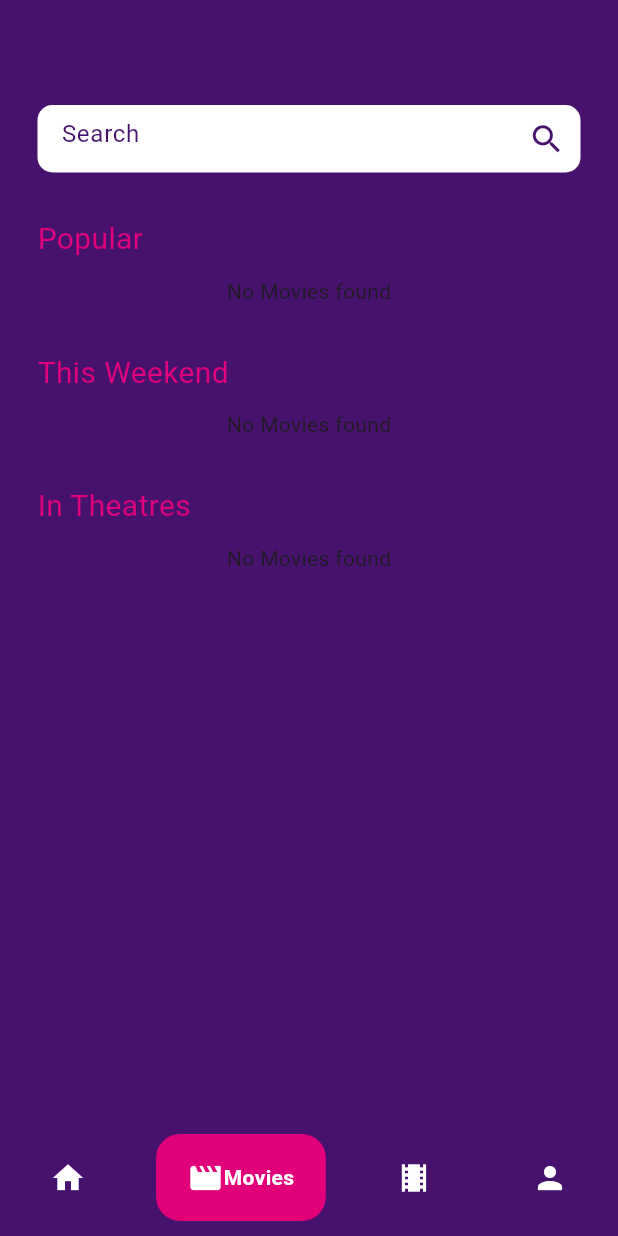
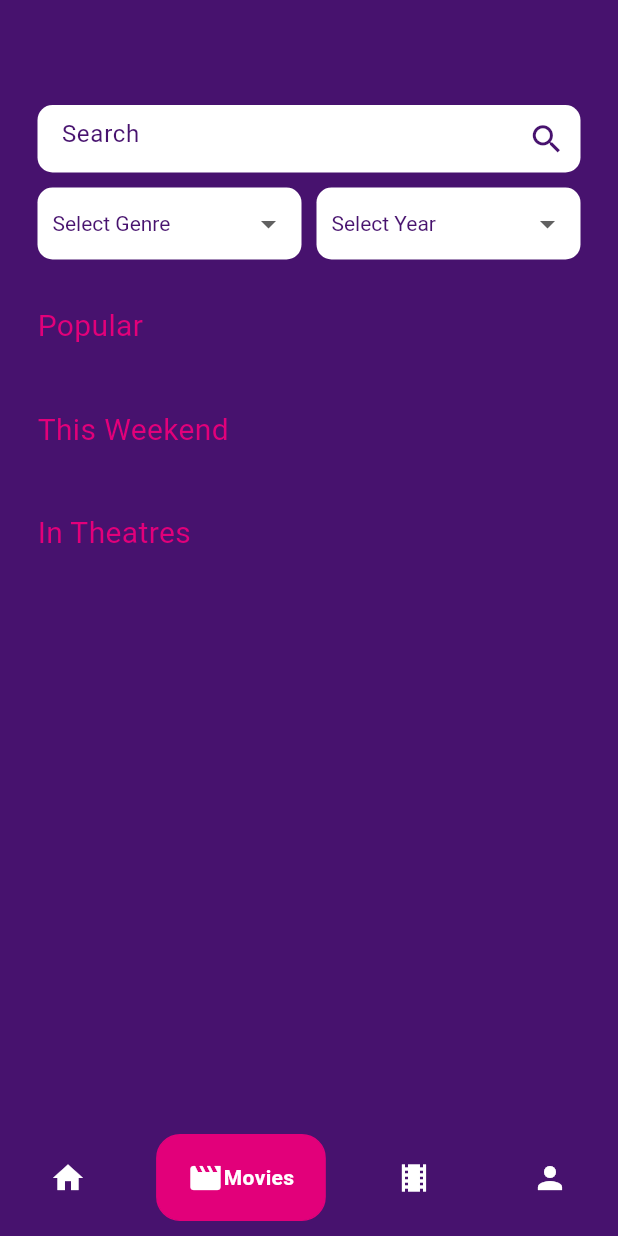
Before and after one commit to Abd-Elhakim-Arabet/Prog-Cine, a Flutter app: the screen it shows once a user with an empty profile is signed in, item 2 of the bottom bar chosen, on a phone screen of 412 x 824 dp. Run offline on Flutter 3.47's test engine with Material 3 defaults, Android fonts, the phone set to English and light mode, and no system bars; drawn by our look-alikes of google_nav_bar; our stand-ins replace bloc, carousel_slider, cloud_firestore, easy_date_timeline, equatable, firebase_auth and 4 more; accounts and stored records are empty; Roboto replaces fonts that are missing (hurme); project files that could hold a hidden picture were left out.

Commit message:
Revert "reviews"

```diff
--- a/lib/app_view.dart
+++ b/lib/app_view.dart
@@ -3,10 +3,6 @@ import 'package:flutter/material.dart';
 import 'package:flutter/widgets.dart';
 import 'package:flutter_bloc/flutter_bloc.dart';
 import 'package:prog/blocs/authentication_bloc/authentication_bloc.dart';
-import 'package:prog/blocs/my_user_bloc/my_user_bloc.dart';
-import 'package:prog/blocs/sign_in_bloc/sign_in_bloc.dart';
-import 'package:prog/blocs/update_user_info_bloc/update_user_info_bloc.dart';
-
 import 'package:prog/pages/dashboard/mini_dashboard.dart';
 import 'package:prog/pages/auth/auth_page.dart';
 import 'package:prog/pages/testing/test_functions.dart';
--- /dev/null
+++ b/lib/blocs/movie_page_bloc/movie_cubit.dart
@@ -0,0 +1,65 @@
+import 'dart:async';
+
+import 'package:flutter_bloc/flutter_bloc.dart';
+import 'package:prog/blocs/movie_page_bloc/movie_state.dart';
+import 'package:prog/services/models.dart';
+import 'package:prog/services/storage/database_service.dart';
+import 'package:prog/assets/collections.dart';
+
+class MovieCubit extends Cubit<MovieState> {
+  final DatabaseService _dbService;
+  Timer? _debounceTimer;
+
+  MovieCubit({DatabaseService? dbService})
+      : _dbService = dbService ?? DatabaseService(),
+        super(const MovieState());
+
+  Future<void> loadInitialData() async {
+    emit(state.copyWith(isLoading: true));
+    try {
+      final popularMovies = await _dbService.getMoviesFromCollection(
+          MovieCollections.popular);
+      final weekendMovies = await _dbService.getMoviesFromCollection(
+          MovieCollections.this_weekend);
+      final inTheatreMovies = await _dbService.getMoviesFromCollection(
+          MovieCollections.in_theaters);
+
+      emit(state.copyWith(
+        popularMovies: popularMovies,
+        weekendMovies: weekendMovies,
+        inTheatreMovies: inTheatreMovies,
+        isLoading: false,
+      ));
+    } catch (e) {
+      emit(state.copyWith(
+        error: e.toString(),
+        isLoading: false,
+      ));
+    }
+  }
+
+  void updateSearchResults(List<Movie> results) {
+
+    _debounceTimer?.cancel();
+
+    _debounceTimer = Timer(const Duration(milliseconds: 500), () {
+      emit(state.copyWith(
+        searchResults: results,
+        isSearching: results.isNotEmpty,
+      ));
+    });
+  }
+
+  void clearSearch() {
+    emit(state.copyWith(
+      searchResults: [],
+      isSearching: false,
+    ));
+  }
+
+  @override
+  Future<void> close() {
+    _debounceTimer?.cancel();
+    return super.close();
+  }
+}
--- /dev/null
+++ b/lib/blocs/movie_page_bloc/movie_state.dart
@@ -0,0 +1,54 @@
+import 'package:equatable/equatable.dart';
+import 'package:prog/services/models.dart';
+
+class MovieState extends Equatable {
+  final List<Movie> searchResults;
+  final List<Movie> popularMovies;
+  final List<Movie> weekendMovies;
+  final List<Movie> inTheatreMovies;
+  final bool isSearching;
+  final bool isLoading;
+  final String? error;
+
+
+  const MovieState({
+    this.searchResults = const [],
+    this.popularMovies = const [],
+    this.weekendMovies = const [],
+    this.inTheatreMovies = const [],
+    this.isSearching = false,
+    this.isLoading = false,
+    this.error,
+  });
+
+  MovieState copyWith({
+    List<Movie>? searchResults,
+    List<Movie>? popularMovies,
+    List<Movie>? weekendMovies,
+    List<Movie>? inTheatreMovies,
+    bool? isSearching,
+    bool? isLoading,
+    String? error,
+  }) {
+    return MovieState(
+      searchResults: searchResults ?? this.searchResults,
+      popularMovies: popularMovies ?? this.popularMovies,
+      weekendMovies: weekendMovies ?? this.weekendMovies,
+      inTheatreMovies: inTheatreMovies ?? this.inTheatreMovies,
+      isSearching: isSearching ?? this.isSearching,
+      isLoading: isLoading ?? this.isLoading,
+      error: error ?? this.error,
+    );
+  }
+
+  @override
+  List<Object?> get props => [
+        searchResults,
+        popularMovies,
+        weekendMovies,
+        inTheatreMovies,
+        isSearching,
+        isLoading,
+        error,
+      ];
+}
--- /dev/null
+++ b/lib/components/multiple_use/search_bar2.dart
@@ -0,0 +1,194 @@
+import 'package:flutter/material.dart';
+import 'package:prog/assets/colors.dart';
+import 'package:prog/services/models.dart';
+import 'package:prog/services/storage/database_service.dart';
+
+class mySearchBare extends StatefulWidget {
+  final Function(List<Movie>) onSearchResults;
+
+  const mySearchBare({
+    super.key,
+    required this.onSearchResults
+  });
+
+  @override
+  State<mySearchBare> createState() => _MySearchBarState();
+}
+
+class _MySearchBarState extends State<mySearchBare> {
+  final DatabaseService _databaseService = DatabaseService();
+  final TextEditingController _searchController = TextEditingController();
+
+  String? _selectedGenre;
+  int? _selectedYear;
+
+  // Sample genres - replace with your actual genres
+  final List<String> _genres = [
+    'Action',
+    'History',
+    'Musical',
+    'Horror',
+     'Drama',
+    'Fantasy',
+    'Animation'
+  ];
+
+  // Generate a list of years from 1900 to current year
+  final List<int> _years = List.generate(
+    DateTime.now().year - 1900 + 1,
+    (index) => 1900 + index,
+  ).reversed.toList();
+
+  void _performSearch() {
+    if (_searchController.text.isNotEmpty) {
+      _databaseService.searchMoviesByName(_searchController.text).listen((snapshot) {
+        final results = snapshot.docs.map((doc) => doc.data()).toList();
+        widget.onSearchResults(results);
+      });
+    } else if (_selectedGenre != null) {
+      _databaseService.searchMoviesByGenre(_selectedGenre!).listen((snapshot) {
+        final results = snapshot.docs.map((doc) => doc.data()).toList();
+        widget.onSearchResults(results);
+      });
+    } else if (_selectedYear != null) {
+      _databaseService.searchMoviesByYear(_selectedYear!).listen((snapshot) {
+        final results = snapshot.docs.map((doc) => doc.data()).toList();
+        widget.onSearchResults(results);
+      });
+    } else {
+      widget.onSearchResults([]);
+    }
+  }
+
+  @override
+  Widget build(BuildContext context) {
+    return Column(
+      children: [
+        SizedBox(
+          height: 45,
+          child: Row(
+            children: [
+              Expanded(
+                child: TextField(
+                  controller: _searchController,
+                  onChanged: (value) {
+                    setState(() {
+                      _selectedGenre = null;
+                      _selectedYear = null;
+                    });
+                    _performSearch();
+                  },
+                  decoration: InputDecoration(
+                    hintText: "Search",
+                    hintStyle: TextStyle(color: AppColors.myBackground),
+                    filled: true,
+                    fillColor: AppColors.myAccent,
+                    border: OutlineInputBorder(
+                      borderRadius: BorderRadius.only(
+                        topLeft: Radius.circular(10),
+                        bottomLeft: Radius.circular(10)
+                      ),
+                      borderSide: BorderSide.none,
+                    )
+                  ),
+                ),
+              ),
+              Container(
+                height: 45,
+                decoration: BoxDecoration(
+                  color: AppColors.myAccent,
+                  borderRadius: BorderRadius.only(
+                    topRight: Radius.circular(10),
+                    bottomRight: Radius.circular(10)
+                  )
+                ),
+                child: Padding(
+                  padding: const EdgeInsets.only(right: 10),
+                  child: Icon(
+                    Icons.search,
+                    color: AppColors.myBackground,
+                    size: 25,
+                  ),
+                )
+              )
+            ],
+          ),
+        ),
+        SizedBox(height: 10),
+        Row(
+          children: [
+            Expanded(
+              child: Container(
+                padding: EdgeInsets.symmetric(horizontal: 10),
+                decoration: BoxDecoration(
+                  color: AppColors.myAccent,
+                  borderRadius: BorderRadius.circular(10),
+                ),
+                child: DropdownButton<String>(
+                  isExpanded: true,
+                  value: _selectedGenre,
+                  hint: Text('Select Genre', style: TextStyle(color: AppColors.myBackground)),
+                  dropdownColor: AppColors.myAccent,
+                  style: TextStyle(color: AppColors.myBackground),
+                  underline: Container(),
+                  onChanged: (String? newValue) {
+                    setState(() {
+                      _selectedGenre = newValue;
+                      _selectedYear = null;
+                      _searchController.clear();
+                    });
+                    _performSearch();
+                  },
+                  items: _genres.map<DropdownMenuItem<String>>((String value) {
+                    return DropdownMenuItem<String>(
+                      value: value,
+                      child: Text(value),
+                    );
+                  }).toList(),
+                ),
+              ),
+            ),
+            SizedBox(width: 10),
+            Expanded(
+              child: Container(
+                padding: EdgeInsets.symmetric(horizontal: 10),
+                decoration: BoxDecoration(
+                  color: AppColors.myAccent,
+                  borderRadius: BorderRadius.circular(10),
+                ),
+                child: DropdownButton<int>(
+                  isExpanded: true,
+                  value: _selectedYear,
+                  hint: Text('Select Year', style: TextStyle(color: AppColors.myBackground)),
+                  dropdownColor: AppColors.myAccent,
+                  style: TextStyle(color: AppColors.myBackground),
+                  underline: Container(),
+                  onChanged: (int? newValue) {
+                    setState(() {
+                      _selectedYear = newValue;
+                      _selectedGenre = null;
+                      _searchController.clear();
+                    });
+                    _performSearch();
+                  },
+                  items: _years.map<DropdownMenuItem<int>>((int value) {
+                    return DropdownMenuItem<int>(
+                      value: value,
+                      child: Text(value.toString()),
+                    );
+                  }).toList(),
+                ),
+              ),
+            ),
+          ],
+        ),
+      ],
+    );
+  }
+
+  @override
+  void dispose() {
+    _searchController.dispose();
+    super.dispose();
+  }
+}
--- a/lib/pages/movies/movie_page.dart
+++ b/lib/pages/movies/movie_page.dart
@@ -1,115 +1,76 @@
 import 'package:flutter/material.dart';
-import 'package:prog/assets/collections.dart';
+import 'package:flutter_bloc/flutter_bloc.dart';
 import 'package:prog/assets/colors.dart';
 import 'package:prog/assets/fonts.dart';
+import 'package:prog/blocs/movie_page_bloc/movie_cubit.dart';
+import 'package:prog/blocs/movie_page_bloc/movie_state.dart';
+import 'package:prog/components/multiple_use/search_bar2.dart';
 import 'package:prog/components/single_use/movie_page/movie_matrix.dart';
-import 'package:prog/components/multiple_use/search_bar.dart';
-import 'package:prog/components/single_use/home_page/upper_section.dart';
-import 'package:prog/services/data/dummy_data.dart';
-import 'package:prog/services/models.dart';
-import 'package:prog/services/storage/database_service.dart';
 
-class moviePage extends StatefulWidget {
+class moviePage extends StatelessWidget {
   const moviePage({super.key});
 
   @override
-  State<moviePage> createState() => _moviePageState();
+  Widget build(BuildContext context) {
+    return BlocProvider(
+      create: (context) => MovieCubit()..loadInitialData(),
+      child: const MoviePageView(),
+    );
+  }
 }
 
-class _moviePageState extends State<moviePage> {
-  String filter = "Popular";
-  String movieType = "Algerian Movies";
-  DatabaseService _dbService = DatabaseService();
+class MoviePageView extends StatelessWidget {
+  const MoviePageView({super.key});
 
   @override
   Widget build(BuildContext context) {
     return Scaffold(
       backgroundColor: AppColors.myBackground,
-      body: SingleChildScrollView(
+      body: BlocBuilder<MovieCubit, MovieState>(
+        builder: (context, state) {
+          if (state.isLoading) {
+            return const Center(child: CircularProgressIndicator());
+          }
+
+          if (state.error != null) {
+            return Center(child: Text('Error: ${state.error}'));
+          }
+
+          return SingleChildScrollView(
             child: Column(
               children: [
-            const SizedBox(
-              height: 70,
-            ),
-            const Padding(
-              padding: EdgeInsets.symmetric(horizontal: 25),
-              child: mySearchBar(),
-            ),
-            const SizedBox(height: 20),
-            Section(filter: "Popular"),
-            SizedBox(
-              width: MediaQuery.sizeOf(context).width,
-              child: FutureBuilder<List<Movie>>(
-                future: _dbService.getMoviesFromCollection(MovieCollections.popular),
-                builder: (context, snapshot) {
-                  if (snapshot.connectionState == ConnectionState.waiting) {
-                    return Center(child: CircularProgressIndicator());
-                  }
-
-                  if (!snapshot.hasData || snapshot.data!.isEmpty) {
-                    return Center(child: Text('No Movies found'));
-                  }
-
-                  List<Movie> movies = snapshot.data!;
-
-                  return movieMatrix(
-                    movies: movies,
-                  );
+                const SizedBox(height: 70),
+                Padding(
+                  padding: const EdgeInsets.symmetric(horizontal: 25),
+                  child: mySearchBare(
+                    onSearchResults: (results) {
+                      context.read<MovieCubit>().updateSearchResults(results);
                     },
                   ),
                 ),
                 const SizedBox(height: 20),
-            Section(filter: "This Weekend"),
-            SizedBox(
-              width: MediaQuery.sizeOf(context).width,
-              child: FutureBuilder<List<Movie>>(
-                future: _dbService.getMoviesFromCollection(MovieCollections.this_weekend),
-                builder: (context, snapshot) {
-                  if (snapshot.connectionState == ConnectionState.waiting) {
-                    return Center(child: CircularProgressIndicator());
-                  }
-
-                  if (!snapshot.hasData || snapshot.data!.isEmpty) {
-                    return Center(child: Text('No Movies found'));
-                  }
-
-                  List<Movie> movies = snapshot.data!;
-
-                  return movieMatrix(
-                    movies: movies,
+                if (state.isSearching) ...[
+                  const Section(filter: "Search Results"),
+                  movieMatrix(movies: state.searchResults),
+                ] else ...[
+                  const Section(filter: "Popular"),
+                  movieMatrix(movies: state.popularMovies),
+                  const SizedBox(height: 20),
+                  const Section(filter: "This Weekend"),
+                  movieMatrix(movies: state.weekendMovies),
+                  const SizedBox(height: 20),
+                  const Section(filter: "In Theatres"),
+                  movieMatrix(movies: state.inTheatreMovies),
+                ],
+              ],
+            ),
           );
         },
-              ),
-            ),
-            const SizedBox(height: 20),
-            Section(filter: "In Theatres"),
-            SizedBox(
-              width: MediaQuery.sizeOf(context).width,
-              child: FutureBuilder<List<Movie>>(
-                future: _dbService.getMoviesFromCollection(MovieCollections.in_theaters),
-                builder: (context, snapshot) {
-                  if (snapshot.connectionState == ConnectionState.waiting) {
-                    return Center(child: CircularProgressIndicator());
-                  }
-
-                  if (!snapshot.hasData || snapshot.data!.isEmpty) {
-                    return Center(child: Text('No Movies found'));
-                  }
-
-                  List<Movie> movies = snapshot.data!;
-
-                  return movieMatrix(
-                    movies: movies,
-                  );
-                },
-              ),
-            ),
-          ],
-        ),
       ),
     );
   }
 }
+
 
 class Section extends StatelessWidget {
   const Section({
@@ -135,12 +96,7 @@ class Section extends StatelessWidget {
             ),
           ),
           const Row(
-            children: [
-              /* Icon(
-                Icons.tune,
-                color: AppColors.myAccent,
-              ) */
-            ],
+            children: [],
           )
         ],
       ),
--- /dev/null
+++ b/lib/pages/utillity pages/convert_time.dart
@@ -0,0 +1,5 @@
+String minutesToHours(int minutes) {
+  int hours = minutes ~/ 60;
+  int remainingMinutes = minutes % 60;
+  return "$hours h $remainingMinutes m";
+}
--- a/lib/services/models.dart
+++ b/lib/services/models.dart
@@ -77,6 +77,7 @@ class Movie {
       'duration': duration,
       'imdbRating': imdbRating,
       'rottenTomatoesRating': rottenTomatoesRating,
+      'lowercase':name.toLowerCase()
     };
   }
 }
```
Also changed, not shown: pubspec.lock. Lines whose indentation alone changed are shown as unchanged.
